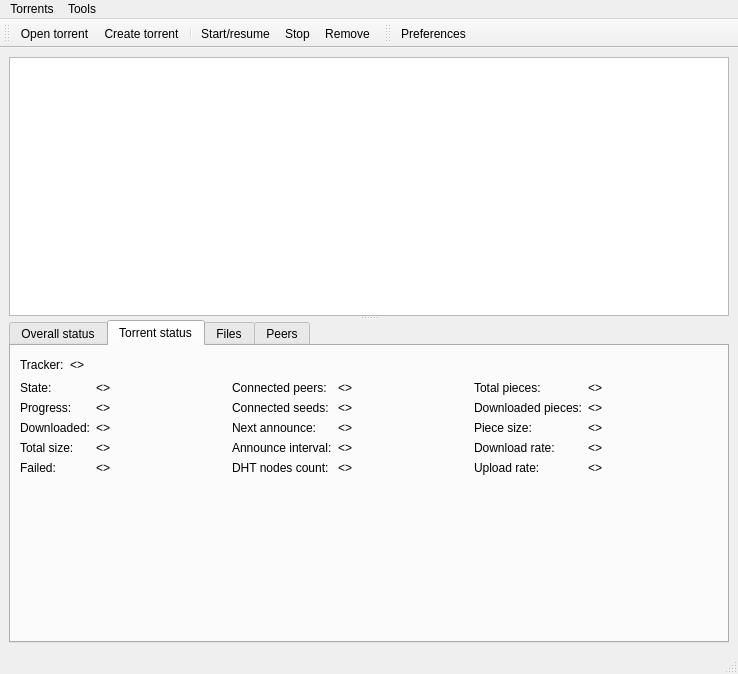
This is src/plugins/torrent/mainwindow.ui in 0xd34df00d/leechcraft as Qt 5 draws it before an edit. The edited form follows.
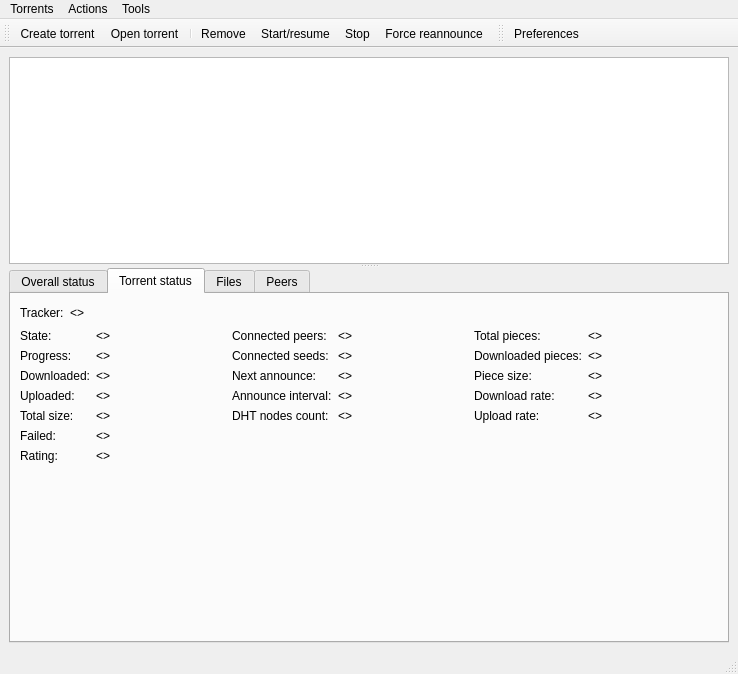
This is the edited form. The open tabs and pages were chosen to show the change. Icons and pictures are not drawn. Custom widgets are drawn as their Qt base class.

Commit message: + Force reannounce. + Icon for make torrent.

```diff
--- a/src/plugins/torrent/mainwindow.ui
+++ b/src/plugins/torrent/mainwindow.ui
@@ -327,34 +327,75 @@
                </property>
               </widget>
              </item>
-             <item row="3" column="0" >
+             <item row="4" column="0" >
               <widget class="QLabel" name="label_13" >
                <property name="text" >
                 <string>Total size:</string>
                </property>
               </widget>
              </item>
-             <item row="3" column="1" >
+             <item row="4" column="1" >
               <widget class="QLabel" name="LabelTotalSize_" >
                <property name="text" >
                 <string>&lt;></string>
                </property>
               </widget>
              </item>
-             <item row="4" column="0" >
+             <item row="5" column="0" >
               <widget class="QLabel" name="label_11" >
                <property name="text" >
                 <string>Failed:</string>
                </property>
               </widget>
              </item>
-             <item row="4" column="1" >
+             <item row="5" column="1" >
               <widget class="QLabel" name="LabelFailed_" >
                <property name="text" >
                 <string>&lt;></string>
                </property>
               </widget>
              </item>
+             <item row="6" column="0" >
+              <widget class="QLabel" name="label_17" >
+               <property name="text" >
+                <string>Rating:</string>
+               </property>
+              </widget>
+             </item>
+             <item row="6" column="1" >
+              <widget class="QLabel" name="LabelTorrentRating_" >
+               <property name="text" >
+                <string>&lt;></string>
+               </property>
+              </widget>
+             </item>
+             <item row="7" column="0" >
+              <spacer>
+               <property name="orientation" >
+                <enum>Qt::Vertical</enum>
+               </property>
+               <property name="sizeHint" >
+                <size>
+                 <width>20</width>
+                 <height>40</height>
+                </size>
+               </property>
+              </spacer>
+             </item>
+             <item row="3" column="0" >
+              <widget class="QLabel" name="label_19" >
+               <property name="text" >
+                <string>Uploaded:</string>
+               </property>
+              </widget>
+             </item>
+             <item row="3" column="1" >
+              <widget class="QLabel" name="LabelUploaded_" >
+               <property name="text" >
+                <string>&lt;></string>
+               </property>
+              </widget>
+             </item>
             </layout>
            </item>
            <item>
@@ -442,6 +483,19 @@
                </property>
               </widget>
              </item>
+             <item row="5" column="0" >
+              <spacer>
+               <property name="orientation" >
+                <enum>Qt::Vertical</enum>
+               </property>
+               <property name="sizeHint" >
+                <size>
+                 <width>20</width>
+                 <height>40</height>
+                </size>
+               </property>
+              </spacer>
+             </item>
             </layout>
            </item>
            <item>
@@ -529,6 +583,19 @@
                </property>
               </widget>
              </item>
+             <item row="5" column="0" >
+              <spacer>
+               <property name="orientation" >
+                <enum>Qt::Vertical</enum>
+               </property>
+               <property name="sizeHint" >
+                <size>
+                 <width>20</width>
+                 <height>40</height>
+                </size>
+               </property>
+              </spacer>
+             </item>
             </layout>
            </item>
            <item>
@@ -553,8 +620,8 @@
            </property>
            <property name="sizeHint" >
             <size>
-             <width>20</width>
-             <height>40</height>
+             <width>698</width>
+             <height>101</height>
             </size>
            </property>
           </spacer>
@@ -725,7 +792,17 @@
     </property>
     <addaction name="Preferences_" />
    </widget>
+   <widget class="QMenu" name="menuActions" >
+    <property name="title" >
+     <string>Actions</string>
+    </property>
+    <addaction name="RemoveTorrent_" />
+    <addaction name="Resume_" />
+    <addaction name="Stop_" />
+    <addaction name="ForceReannounce_" />
+   </widget>
    <addaction name="menuTorrents" />
+   <addaction name="menuActions" />
    <addaction name="menuTools" />
   </widget>
   <widget class="QStatusBar" name="Statusbar_" />
@@ -745,12 +822,13 @@
    <attribute name="toolBarBreak" >
     <bool>false</bool>
    </attribute>
-   <addaction name="OpenTorrent_" />
    <addaction name="CreateTorrent_" />
+   <addaction name="OpenTorrent_" />
    <addaction name="separator" />
+   <addaction name="RemoveTorrent_" />
    <addaction name="Resume_" />
    <addaction name="Stop_" />
-   <addaction name="RemoveTorrent_" />
+   <addaction name="ForceReannounce_" />
   </widget>
   <widget class="QToolBar" name="toolBar_2" >
    <property name="windowTitle" >
@@ -824,6 +902,14 @@
     <string>Create torrent</string>
    </property>
   </action>
+  <action name="ForceReannounce_" >
+   <property name="icon" >
+    <iconset resource="resources.qrc" >:/resources/images/reannounce.png</iconset>
+   </property>
+   <property name="text" >
+    <string>Force reannounce</string>
+   </property>
+  </action>
  </widget>
  <customwidgets>
   <customwidget>
```
Left out of the diff: 48 changed lines with no effect on the pictures. The commit also changes 12 other files.
